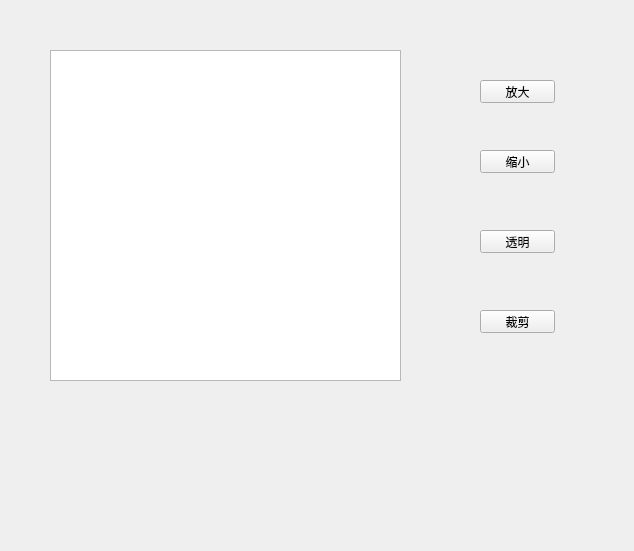
wuyougongzi/imgProcess, file imgprocess/shell/ui/showpicture.ui: the form before one commit.
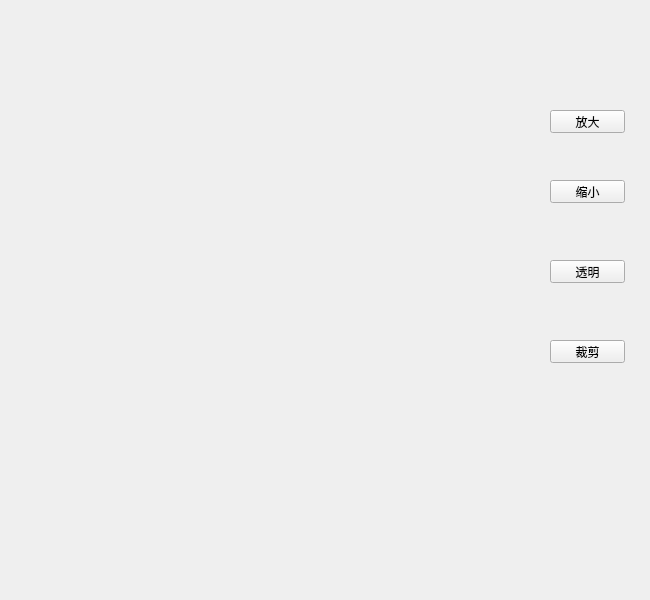
The form after the commit. Icons and pictures are not drawn.

```diff
--- a/imgprocess/shell/ui/showpicture.ui
+++ b/imgprocess/shell/ui/showpicture.ui
@@ -6,28 +6,18 @@
    <rect>
     <x>0</x>
     <y>0</y>
-    <width>634</width>
-    <height>551</height>
+    <width>650</width>
+    <height>600</height>
    </rect>
   </property>
   <property name="windowTitle">
    <string>Form</string>
   </property>
-  <widget class="QGraphicsView" name="graphicsView">
-   <property name="geometry">
-    <rect>
-     <x>50</x>
-     <y>50</y>
-     <width>351</width>
-     <height>331</height>
-    </rect>
-   </property>
-  </widget>
   <widget class="QPushButton" name="btnenlarge">
    <property name="geometry">
     <rect>
-     <x>480</x>
-     <y>80</y>
+     <x>550</x>
+     <y>110</y>
      <width>75</width>
      <height>23</height>
     </rect>
@@ -39,8 +29,8 @@
   <widget class="QPushButton" name="btnzoom">
    <property name="geometry">
     <rect>
-     <x>480</x>
-     <y>150</y>
+     <x>550</x>
+     <y>180</y>
      <width>75</width>
      <height>23</height>
     </rect>
@@ -52,8 +42,8 @@
   <widget class="QPushButton" name="btntransparrent">
    <property name="geometry">
     <rect>
-     <x>480</x>
-     <y>230</y>
+     <x>550</x>
+     <y>260</y>
      <width>75</width>
      <height>23</height>
     </rect>
@@ -65,8 +55,8 @@
   <widget class="QPushButton" name="btncut">
    <property name="geometry">
     <rect>
-     <x>480</x>
-     <y>310</y>
+     <x>550</x>
+     <y>340</y>
      <width>75</width>
      <height>23</height>
     </rect>
@@ -75,6 +65,25 @@
     <string>裁剪</string>
    </property>
   </widget>
+  <widget class="QLabel" name="labelshowpicture">
+   <property name="geometry">
+    <rect>
+     <x>10</x>
+     <y>10</y>
+     <width>450</width>
+     <height>450</height>
+    </rect>
+   </property>
+   <property name="styleSheet">
+    <string notr="true">QLabel#labelshowpicture
+{
+border-image:url(:/image/showpicture/whitevein.png);
+}</string>
+   </property>
+   <property name="text">
+    <string/>
+   </property>
+  </widget>
  </widget>
  <resources/>
  <connections/>
```
Left out of the diff: 4 changed lines with no effect on the pictures.
